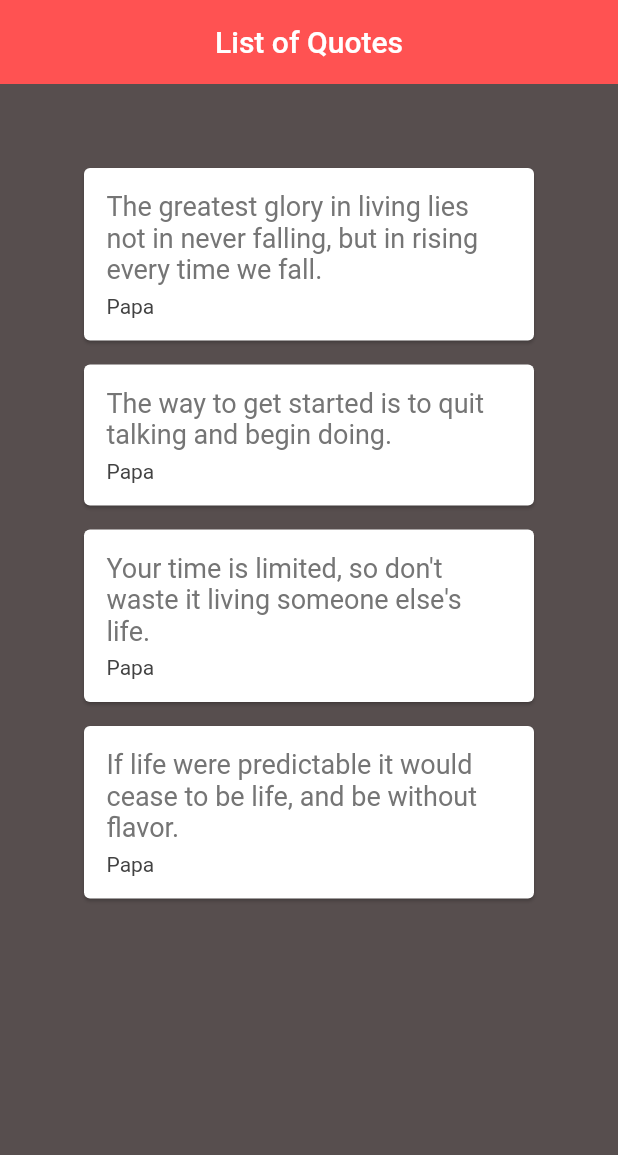
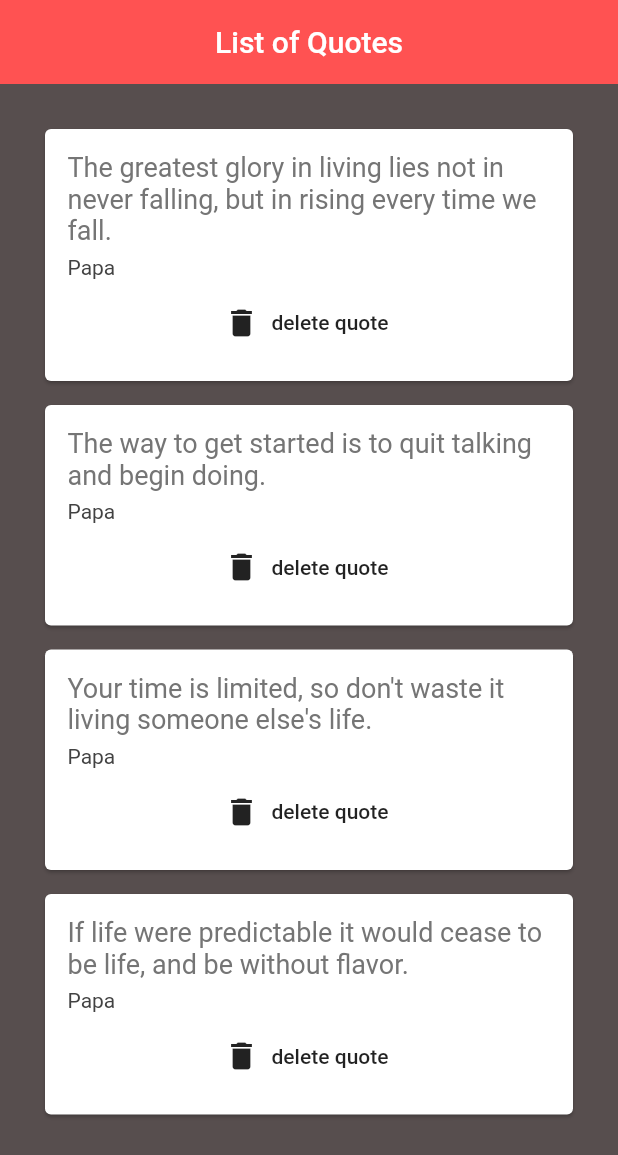
Before and after one commit to PopGirma1/Flutter, a Flutter app: the screen it shows after launch, on a phone screen of 412 x 824 dp. Shown: the top 1155 px of the screen. Run offline on Flutter 3.47's test engine with Material 2 defaults, Android fonts, the phone set to English and light mode, and no system bars.

Commit message:
add delete action on each list item

```diff
--- a/lib/main.dart
+++ b/lib/main.dart
@@ -20,7 +20,7 @@ class _ListExampleState extends State<ListExample> {
     Quote(author: "Papa", text: "Your time is limited, so don't waste it living someone else's life."),
     Quote(author: "Papa", text: "If life were predictable it would cease to be life, and be without flavor.")];
 
-  Widget quoteStyle(quote){
+  Widget quoteStyle(quote,{required dynamic Function() delete}){
     return Card(
       margin: const EdgeInsets.fromLTRB(16, 16, 16, 0),
       child: Padding(
@@ -43,6 +43,11 @@ class _ListExampleState extends State<ListExample> {
                fontSize: 14.0,
                color: Colors.grey[800]
              ),
+           ),
+           const SizedBox(height: 5),
+           FlatButton.icon(onPressed: delete,
+             label: const Text("delete quote"),
+             icon: const Icon(Icons.delete),
            )
          ],
         ),
@@ -60,10 +65,17 @@ class _ListExampleState extends State<ListExample> {
         backgroundColor: Colors.redAccent,
       ),
       body: Padding(
-        padding: const EdgeInsets.all(40.0),
+        padding: const EdgeInsets.all(14.0),
         child: Column(
           crossAxisAlignment: CrossAxisAlignment.stretch,
-          children:quotes.map((quotes) => quoteStyle(quotes)).toList(),
+          children:quotes.map((quote) => quoteStyle(
+              quote,
+              delete:(){
+                setState(() {
+                  quotes.remove(quote);
+                });
+              }
+          )).toList(),
         ),
       ),
     );
```
